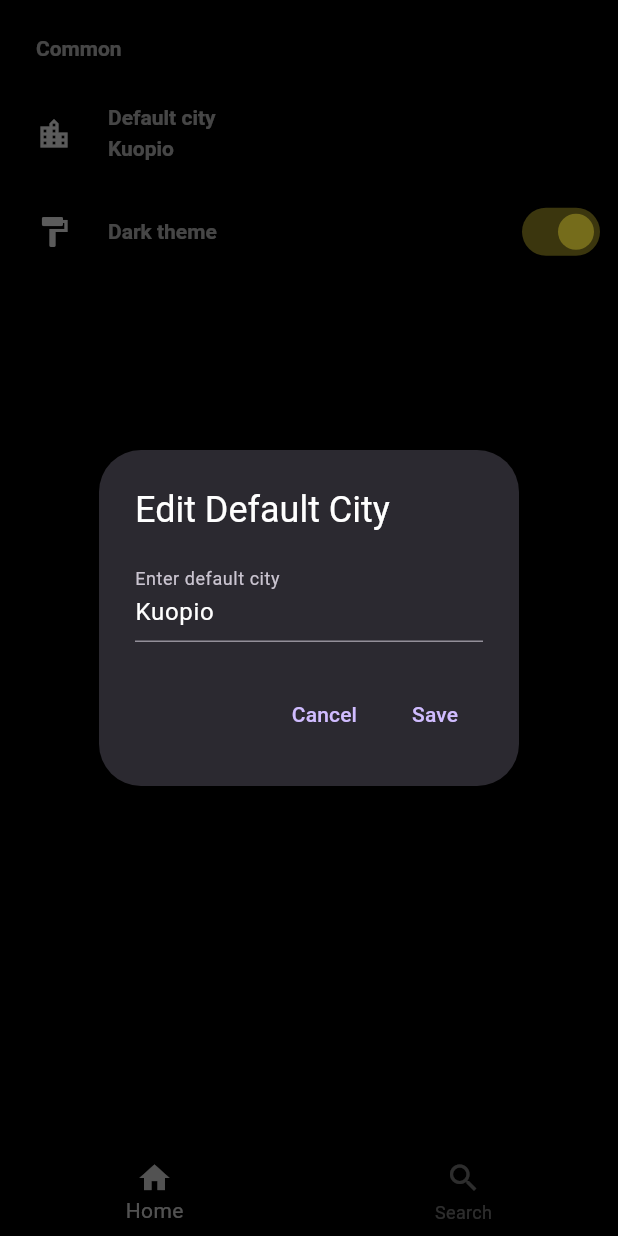
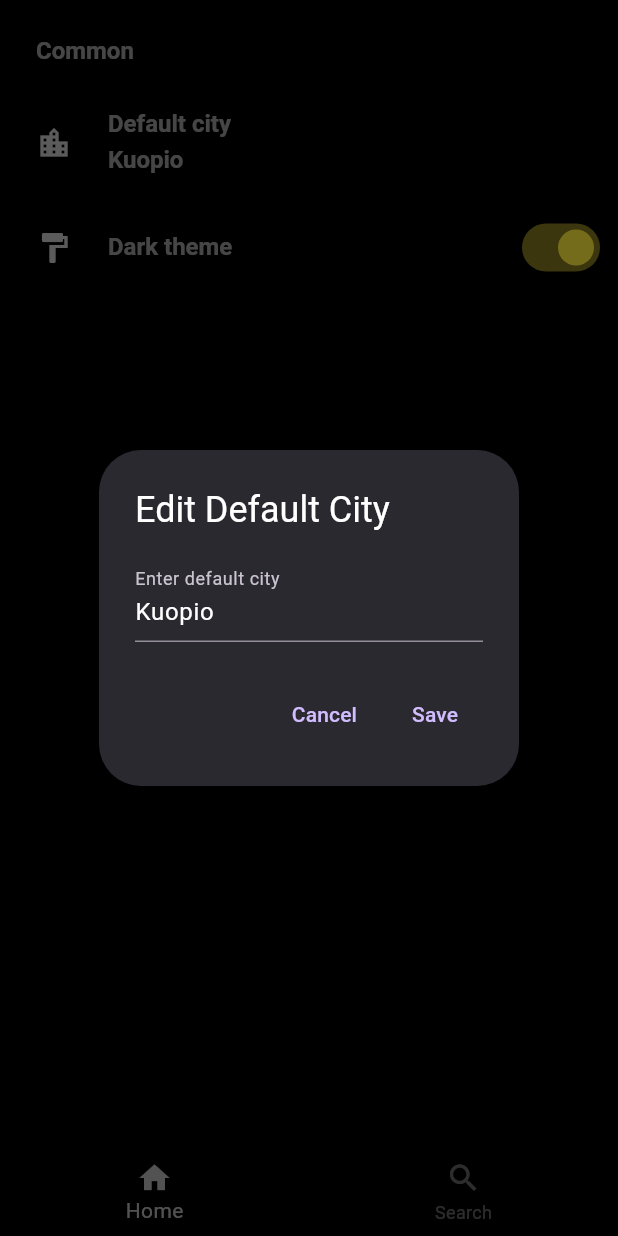
Before and after one commit to HenriMykkanen/weather_app, a Flutter app: the screen it shows after launch, after a tap on the "settings" icon, after a tap on "Default city", on a phone screen of 412 x 824 dp. Run offline on Flutter 3.47's test engine with Material 3 defaults, Android fonts, the phone set to English and light mode, and no system bars; drawn by our look-alikes of settings_ui; our stand-ins replace cached_network_image, flutter_riverpod, go_router; missing offline and left inert: app_bar_with_search_switch; network calls fail.

Commit message:
Theming
Light and dark theme updates, mainly in search bar

```diff
--- a/lib/constants/theme.dart
+++ b/lib/constants/theme.dart
@@ -14,15 +14,15 @@ ThemeData getAppTheme(BuildContext context, bool isDarkTheme) {
   return ThemeData(
     extensions: <ThemeExtension<AppColors>>[
       AppColors(
-        color1: isDarkTheme ? Colors.black : Colors.blueGrey[400],
+        color1: isDarkTheme ? Colors.black : Colors.white,
         color2: isDarkTheme ? Colors.white : Colors.black,
         color3: isDarkTheme ? Colors.yellow : Colors.red,
       ),
     ],
     brightness: isDarkTheme ? Brightness.dark : Brightness.light,
-    scaffoldBackgroundColor: isDarkTheme ? Colors.black : Colors.blueGrey[400],
+    scaffoldBackgroundColor: isDarkTheme ? Colors.black : Colors.white,
     bottomNavigationBarTheme: BottomNavigationBarThemeData(
-        backgroundColor: isDarkTheme ? Colors.black87 : Colors.blueGrey[400],
+        backgroundColor: isDarkTheme ? Colors.black87 : Colors.white,
         selectedItemColor: isDarkTheme ? Colors.white70 : Colors.black,
         unselectedItemColor: isDarkTheme ? Colors.white38 : Colors.grey[800]),
     textTheme: Theme.of(context).textTheme.copyWith(
@@ -34,12 +34,12 @@ ThemeData getAppTheme(BuildContext context, bool isDarkTheme) {
         displayMedium: TextStyle(
           fontSize: 36,
           fontWeight: FontWeight.bold,
-          color: isDarkTheme ? Colors.white60 : Colors.black54,
+          color: isDarkTheme ? Colors.white60 : Colors.black87,
         ),
         displaySmall: TextStyle(
-            fontSize: 14,
+            fontSize: 16,
             fontWeight: FontWeight.bold,
-            color: isDarkTheme ? Colors.white60 : Colors.black54)),
+            color: isDarkTheme ? Colors.white60 : Colors.black87)),
   );
 }
 
--- a/lib/data/forecast_repository.dart
+++ b/lib/data/forecast_repository.dart
@@ -36,6 +36,7 @@ class HttpForecastRepositoryNew {
   }) async {
     try {
       final response = await client.get(uri);
+      print(response.body);
       switch (response.statusCode) {
         case 200: // 200 OK - Indicates that the request has succeeded
           final data = json.decode(response.body);
--- a/lib/presentation/displays/forecast_today_display.dart
+++ b/lib/presentation/displays/forecast_today_display.dart
@@ -24,7 +24,6 @@ class TodaysWeather extends ConsumerWidget {
               itemBuilder: (context, index) {
                 return Container(
                   width: 96,
-                  color: colors(context).color1,
                   child: Column(
                     mainAxisAlignment: MainAxisAlignment.center,
                     children: [
```
Also changed, not shown: lib/presentation/screens/search_screen.dart (+8 -3 lines).
